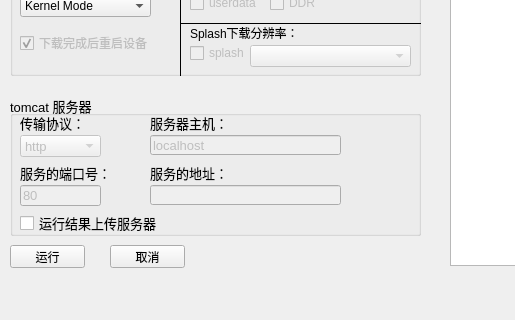
Qt form mainwindow.ui (xueyang97/QT-FastbootAndroid) before a commit; both pictures show x 0 to 515 and y 165 to 485 of the 782 by 485 pixel window.
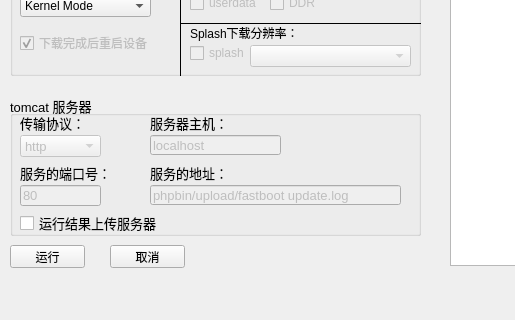
The same form after that commit.

Patch:
```diff
--- a/mainwindow.ui
+++ b/mainwindow.ui
@@ -548,7 +548,7 @@
       <rect>
        <x>140</x>
        <y>40</y>
-       <width>191</width>
+       <width>131</width>
        <height>20</height>
       </rect>
      </property>
@@ -593,10 +593,13 @@
       <rect>
        <x>140</x>
        <y>90</y>
-       <width>191</width>
+       <width>251</width>
        <height>20</height>
       </rect>
      </property>
+     <property name="text">
+      <string>phpbin/upload/fastboot update.log</string>
+     </property>
     </widget>
     <widget class="QLabel" name="labelHttpPath">
      <property name="geometry">
```
